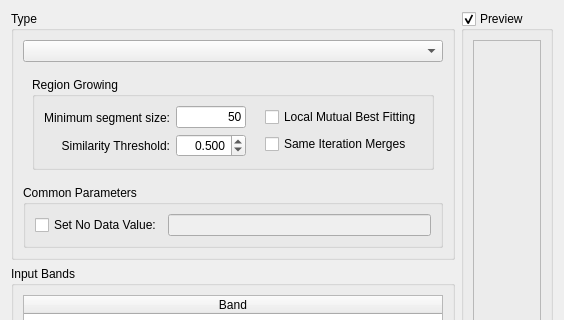
First picture: the form in src/terralib/qt/widgets/rp/ui/SegmenterWizardPageForm.ui, repository claudiobogossian/terralib5, before the edit; both pictures show x 0 to 564 and y 0 to 320 of the 564 by 478 pixel window.
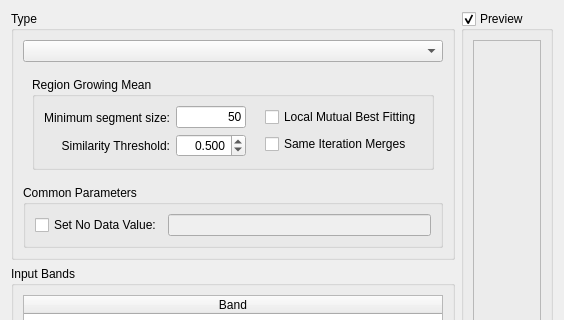
Second picture: the form after the edit.

Commit message: Refactoring to add new region growing segmentation strategies.

Patch:
```diff
--- a/src/terralib/qt/widgets/rp/ui/SegmenterWizardPageForm.ui
+++ b/src/terralib/qt/widgets/rp/ui/SegmenterWizardPageForm.ui
@@ -58,7 +58,7 @@
                    </sizepolicy>
                   </property>
                   <property name="title">
-                   <string>Region Growing</string>
+                   <string>Region Growing Mean</string>
                   </property>
                   <property name="flat">
                    <bool>true</bool>
```
Left out of the diff: 2 changed lines with no effect on the pictures. The commit also changes 26 other files.
